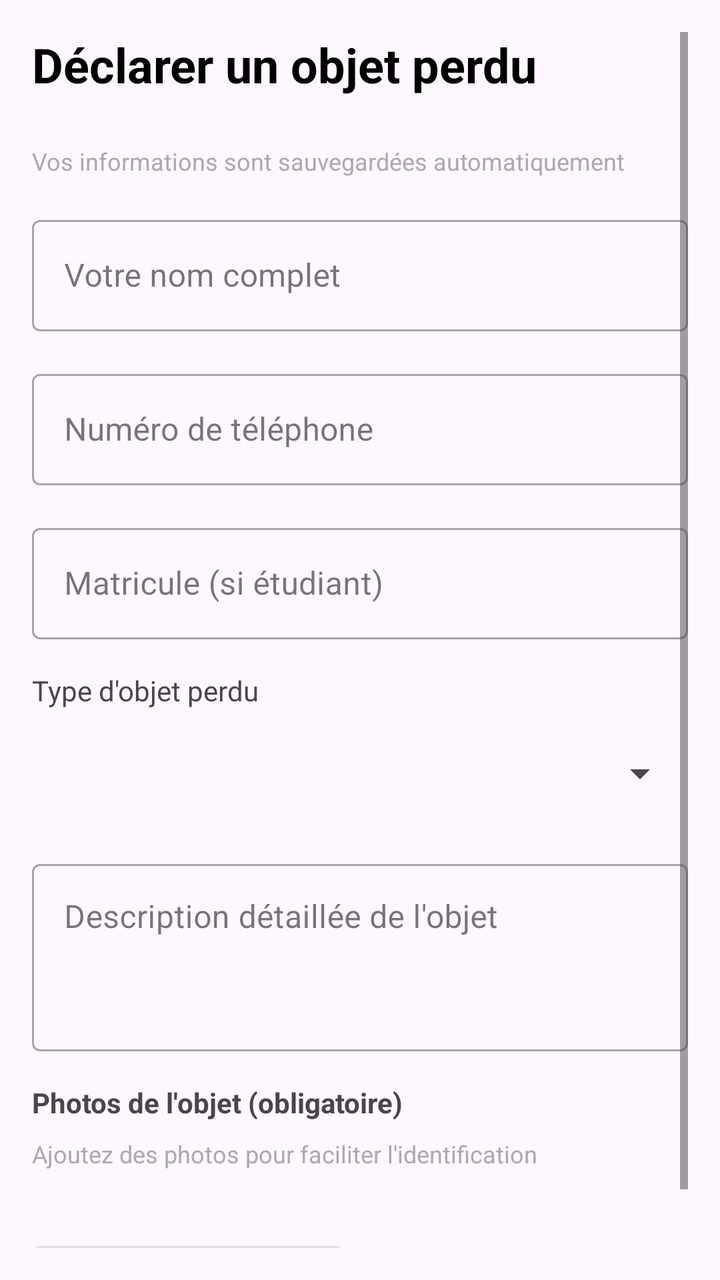
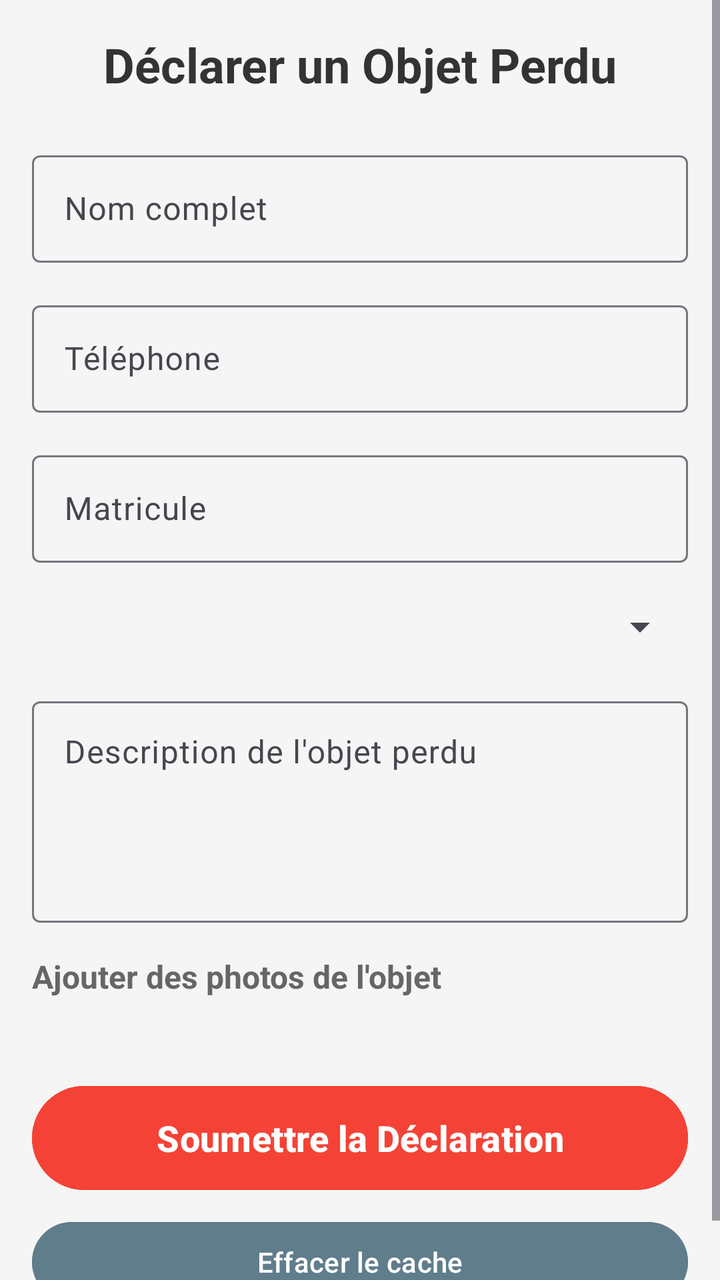

An Android layout rendered at two revisions. The XML below is the earlier revision; the diff shows what the commit changed to produce the second picture.
<!-- AndroidManifest.xml: application theme Theme.TPG12L3INF2526 -->
<!-- res/layout/fragment_user_declare_object_from.xml -->
<?xml version="1.0" encoding="utf-8"?>
<ScrollView xmlns:android="http://schemas.android.com/apk/res/android"
    xmlns:tools="http://schemas.android.com/tools"
    android:layout_width="match_parent"
    android:layout_height="match_parent"
    android:padding="16dp"
    tools:context=".ui.user.declareobjectfrom.UserDeclareObjectFrom">

    <LinearLayout
        android:layout_width="match_parent"
        android:layout_height="wrap_content"
        android:orientation="vertical">

        <TextView
            android:layout_width="wrap_content"
            android:layout_height="wrap_content"
            android:text="Déclarer un objet perdu"
            android:textSize="24sp"
            android:textStyle="bold"
            android:layout_marginBottom="24dp"
            android:textColor="@android:color/black"/>

        <TextView
            android:layout_width="wrap_content"
            android:layout_height="wrap_content"
            android:text="Vos informations sont sauvegardées automatiquement"
            android:textSize="12sp"
            android:textColor="@android:color/darker_gray"
            android:layout_marginBottom="16dp"/>

        
        <com.google.android.material.textfield.TextInputLayout
            android:layout_width="match_parent"
            android:layout_height="wrap_content"
            android:layout_marginBottom="16dp"
            style="@style/Widget.MaterialComponents.TextInputLayout.OutlinedBox">

            <com.google.android.material.textfield.TextInputEditText
                android:id="@+id/editName"
                android:layout_width="match_parent"
                android:layout_height="wrap_content"
                android:hint="Votre nom complet"
                android:inputType="textPersonName"
                android:maxLines="1"/>

        </com.google.android.material.textfield.TextInputLayout>

        
        <com.google.android.material.textfield.TextInputLayout
            android:layout_width="match_parent"
            android:layout_height="wrap_content"
            android:layout_marginBottom="16dp"
            style="@style/Widget.MaterialComponents.TextInputLayout.OutlinedBox">

            <com.google.android.material.textfield.TextInputEditText
                android:id="@+id/editPhone"
                android:layout_width="match_parent"
                android:layout_height="wrap_content"
                android:hint="Numéro de téléphone"
                android:inputType="phone"
                android:maxLines="1"/>

        </com.google.android.material.textfield.TextInputLayout>

        
        <com.google.android.material.textfield.TextInputLayout
            android:layout_width="match_parent"
            android:layout_height="wrap_content"
            android:layout_marginBottom="16dp"
            style="@style/Widget.MaterialComponents.TextInputLayout.OutlinedBox">

            <com.google.android.material.textfield.TextInputEditText
                android:id="@+id/editMatricule"
                android:layout_width="match_parent"
                android:layout_height="wrap_content"
                android:hint="Matricule (si étudiant)"
                android:inputType="text"
                android:maxLines="1"/>

        </com.google.android.material.textfield.TextInputLayout>

        
        <TextView
            android:layout_width="wrap_content"
            android:layout_height="wrap_content"
            android:text="Type d'objet perdu"
            android:textSize="14sp"
            android:layout_marginBottom="8dp"/>

        <Spinner
            android:id="@+id/spinnerObjectType"
            android:layout_width="match_parent"
            android:layout_height="wrap_content"
            android:layout_marginBottom="16dp"
            android:minHeight="48dp"/>

        
        <com.google.android.material.textfield.TextInputLayout
            android:layout_width="match_parent"
            android:layout_height="wrap_content"
            android:layout_marginBottom="16dp"
            style="@style/Widget.MaterialComponents.TextInputLayout.OutlinedBox">

            <com.google.android.material.textfield.TextInputEditText
                android:id="@+id/editDescription"
                android:layout_width="match_parent"
                android:layout_height="wrap_content"
                android:hint="Description détaillée de l'objet"
                android:inputType="textMultiLine"
                android:minLines="3"
                android:maxLines="6"
                android:gravity="top"/>

        </com.google.android.material.textfield.TextInputLayout>

        
        <TextView
            android:layout_width="wrap_content"
            android:layout_height="wrap_content"
            android:text="Photos de l'objet (obligatoire)"
            android:textSize="14sp"
            android:textStyle="bold"
            android:layout_marginBottom="8dp"/>

        <TextView
            android:layout_width="wrap_content"
            android:layout_height="wrap_content"
            android:text="Ajoutez des photos pour faciliter l'identification"
            android:textSize="12sp"
            android:textColor="@android:color/darker_gray"
            android:layout_marginBottom="8dp"/>

        
        <LinearLayout
            android:id="@+id/containerImages"
            android:layout_width="match_parent"
            android:layout_height="wrap_content"
            android:orientation="vertical"
            android:layout_marginBottom="24dp"/>

        
        <LinearLayout
            android:layout_width="match_parent"
            android:layout_height="wrap_content"
            android:orientation="horizontal"
            android:gravity="center">

            <Button
                android:id="@+id/buttonClearCache"
                android:layout_width="0dp"
                android:layout_height="wrap_content"
                android:layout_weight="1"
                android:text="Effacer mes infos"
                android:layout_marginEnd="8dp"
                style="@style/Widget.MaterialComponents.Button.OutlinedButton"/>

            <Button
                android:id="@+id/buttonSubmit"
                android:layout_width="0dp"
                android:layout_height="wrap_content"
                android:layout_weight="1"
                android:text="Soumettre"
                android:layout_marginStart="8dp"/>

        </LinearLayout>

    </LinearLayout>

</ScrollView>
<!-- resources referenced by this layout -->
<resources>
  <style name="Theme.TPG12L3INF2526" parent="Base.Theme.TPG12L3INF2526" />
  <style name="Base.Theme.TPG12L3INF2526" parent="Theme.Material3.DayNight.NoActionBar">
          
          
      </style>
</resources>

<!-- the commit's change to res/layout/fragment_user_declare_object_from.xml (unified diff, before → after) -->
@@ -1,168 +1,137 @@
 <?xml version="1.0" encoding="utf-8"?>
 <ScrollView xmlns:android="http://schemas.android.com/apk/res/android"
-    xmlns:tools="http://schemas.android.com/tools"
     android:layout_width="match_parent"
     android:layout_height="match_parent"
-    android:padding="16dp"
-    tools:context=".ui.user.declareobjectfrom.UserDeclareObjectFrom">
+    android:fillViewport="true"
+    android:background="#F5F5F5">
 
     <LinearLayout
         android:layout_width="match_parent"
         android:layout_height="wrap_content"
-        android:orientation="vertical">
+        android:orientation="vertical"
+        android:padding="16dp">
 
         <TextView
-            android:layout_width="wrap_content"
+            android:layout_width="match_parent"
             android:layout_height="wrap_content"
-            android:text="Déclarer un objet perdu"
+            android:text="Déclarer un Objet Perdu"
             android:textSize="24sp"
             android:textStyle="bold"
-            android:layout_marginBottom="24dp"
-            android:textColor="@android:color/black"/>
+            android:textColor="#333333"
+            android:gravity="center"
+            android:layout_marginBottom="24dp"/>
 
-        <TextView
-            android:layout_width="wrap_content"
-            android:layout_height="wrap_content"
-            android:text="Vos informations sont sauvegardées automatiquement"
-            android:textSize="12sp"
-            android:textColor="@android:color/darker_gray"
-            android:layout_marginBottom="16dp"/>
-
-        
         <com.google.android.material.textfield.TextInputLayout
             android:layout_width="match_parent"
             android:layout_height="wrap_content"
             android:layout_marginBottom="16dp"
-            style="@style/Widget.MaterialComponents.TextInputLayout.OutlinedBox">
+            android:hint="Nom complet">
 
             <com.google.android.material.textfield.TextInputEditText
                 android:id="@+id/editName"
                 android:layout_width="match_parent"
                 android:layout_height="wrap_content"
-                android:hint="Votre nom complet"
                 android:inputType="textPersonName"
-                android:maxLines="1"/>
-
+                android:padding="16dp"/>
         </com.google.android.material.textfield.TextInputLayout>
 
-        
         <com.google.android.material.textfield.TextInputLayout
             android:layout_width="match_parent"
             android:layout_height="wrap_content"
             android:layout_marginBottom="16dp"
-            style="@style/Widget.MaterialComponents.TextInputLayout.OutlinedBox">
+            android:hint="Téléphone">
 
             <com.google.android.material.textfield.TextInputEditText
                 android:id="@+id/editPhone"
                 android:layout_width="match_parent"
                 android:layout_height="wrap_content"
-                android:hint="Numéro de téléphone"
                 android:inputType="phone"
-                android:maxLines="1"/>
-
+                android:padding="16dp"/>
         </com.google.android.material.textfield.TextInputLayout>
 
-        
         <com.google.android.material.textfield.TextInputLayout
             android:layout_width="match_parent"
             android:layout_height="wrap_content"
             android:layout_marginBottom="16dp"
-            style="@style/Widget.MaterialComponents.TextInputLayout.OutlinedBox">
+            android:hint="Matricule">
 
             <com.google.android.material.textfield.TextInputEditText
                 android:id="@+id/editMatricule"
                 android:layout_width="match_parent"
                 android:layout_height="wrap_content"
-                android:hint="Matricule (si étudiant)"
                 android:inputType="text"
-                android:maxLines="1"/>
-
+                android:padding="16dp"/>
         </com.google.android.material.textfield.TextInputLayout>
 
-        
-        <TextView
-            android:layout_width="wrap_content"
-            android:layout_height="wrap_content"
-            android:text="Type d'objet perdu"
-            android:textSize="14sp"
-            android:layout_marginBottom="8dp"/>
-
-        <Spinner
-            android:id="@+id/spinnerObjectType"
-            android:layout_width="match_parent"
-            android:layout_height="wrap_content"
-            android:layout_marginBottom="16dp"
-            android:minHeight="48dp"/>
-
-        
         <com.google.android.material.textfield.TextInputLayout
             android:layout_width="match_parent"
             android:layout_height="wrap_content"
             android:layout_marginBottom="16dp"
-            style="@style/Widget.MaterialComponents.TextInputLayout.OutlinedBox">
+            android:hint="Type d'objet">
+
+            <Spinner
+                android:id="@+id/spinnerObjectType"
+                android:layout_width="match_parent"
+                android:layout_height="wrap_content"
+                android:padding="16dp"/>
+        </com.google.android.material.textfield.TextInputLayout>
+
+        <com.google.android.material.textfield.TextInputLayout
+            android:layout_width="match_parent"
+            android:layout_height="wrap_content"
+            android:layout_marginBottom="16dp"
+            android:hint="Description de l'objet perdu">
 
             <com.google.android.material.textfield.TextInputEditText
                 android:id="@+id/editDescription"
                 android:layout_width="match_parent"
                 android:layout_height="wrap_content"
-                android:hint="Description détaillée de l'objet"
                 android:inputType="textMultiLine"
-                android:minLines="3"
-                android:maxLines="6"
-                android:gravity="top"/>
-
+                android:minLines="4"
+                android:gravity="top"
+                android:padding="16dp"/>
         </com.google.android.material.textfield.TextInputLayout>
 
-        
         <TextView
-            android:layout_width="wrap_content"
+            android:layout_width="match_parent"
             android:layout_height="wrap_content"
-            android:text="Photos de l'objet (obligatoire)"
-            android:textSize="14sp"
+            android:text="Ajouter des photos de l'objet"
+            android:textSize="16sp"
             android:textStyle="bold"
+            android:textColor="#666666"
             android:layout_marginBottom="8dp"/>
 
-        <TextView
-            android:layout_width="wrap_content"
+        <HorizontalScrollView
+            android:layout_width="match_parent"
             android:layout_height="wrap_content"
-            android:text="Ajoutez des photos pour faciliter l'identification"
-            android:textSize="12sp"
-            android:textColor="@android:color/darker_gray"
+            android:layout_marginBottom="16dp">
+
+            <LinearLayout
+                android:id="@+id/containerImages"
+                android:layout_width="wrap_content"
+                android:layout_height="wrap_content"
+                android:orientation="horizontal"
+                android:padding="8dp"/>
+        </HorizontalScrollView>
+
+        <Button
+            android:id="@+id/buttonSubmit"
+            android:layout_width="match_parent"
+            android:layout_height="60dp"
+            android:text="Soumettre la Déclaration"
+            android:textSize="18sp"
+            android:textStyle="bold"
+            android:backgroundTint="#F44336"
+            android:textColor="#FFFFFF"
             android:layout_marginBottom="8dp"/>
 
-        
-        <LinearLayout
-            android:id="@+id/containerImages"
+        <Button
+            android:id="@+id/buttonClearCache"
             android:layout_width="match_parent"
             android:layout_height="wrap_content"
-            android:orientation="vertical"
-            android:layout_marginBottom="24dp"/>
-
-        
-        <LinearLayout
-            android:layout_width="match_parent"
-            android:layout_height="wrap_content"
-            android:orientation="horizontal"
-            android:gravity="center">
-
-            <Button
-                android:id="@+id/buttonClearCache"
-                android:layout_width="0dp"
-                android:layout_height="wrap_content"
-                android:layout_weight="1"
-                android:text="Effacer mes infos"
-                android:layout_marginEnd="8dp"
-                style="@style/Widget.MaterialComponents.Button.OutlinedButton"/>
-
-            <Button
-                android:id="@+id/buttonSubmit"
-                android:layout_width="0dp"
-                android:layout_height="wrap_content"
-                android:layout_weight="1"
-                android:text="Soumettre"
-                android:layout_marginStart="8dp"/>
-
-        </LinearLayout>
+            android:text="Effacer le cache"
+            android:backgroundTint="#607D8B"
+            android:textColor="#FFFFFF"/>
 
     </LinearLayout>
 
